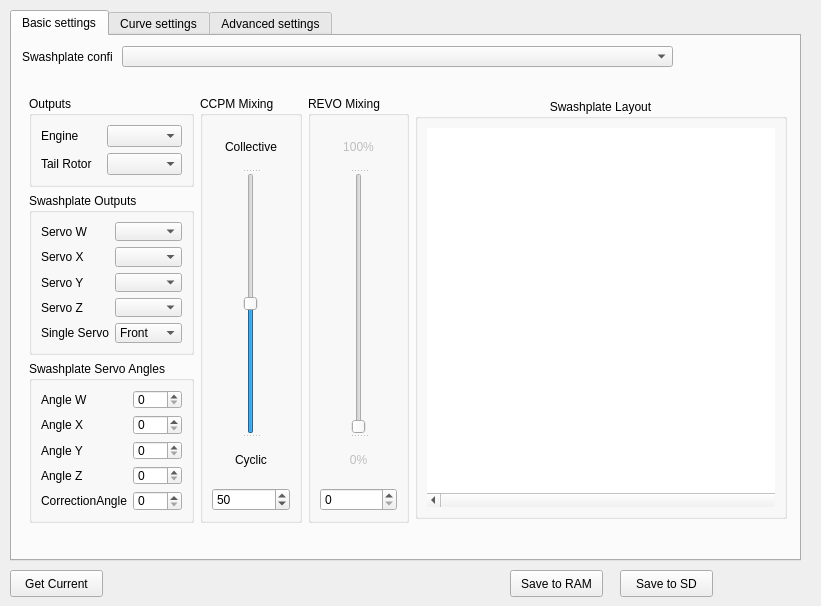
Qt form ground/src/plugins/config/ccpm.ui (openpilot/OpenPilot) before a commit.
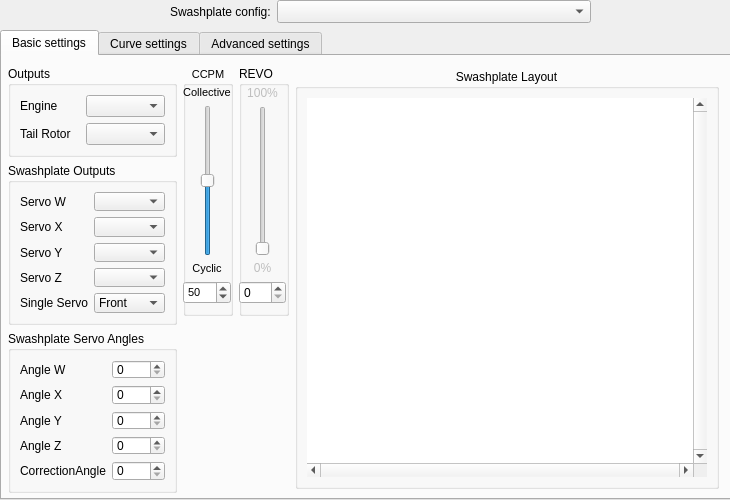
The same form after that commit. Custom widgets are drawn as their Qt base class.

Commit message: minor modifications to UI for ccpm mixing. better integration into config gadget (now only one set of buttons) this has not been tested with hardware in it's current form. Still need to make UI small screen friendly. Use at own risk!

Diff of the .ui file:
```diff
--- a/ground/src/plugins/config/ccpm.ui
+++ b/ground/src/plugins/config/ccpm.ui
@@ -6,22 +6,49 @@
    <rect>
     <x>0</x>
     <y>0</y>
-    <width>821</width>
-    <height>606</height>
+    <width>730</width>
+    <height>500</height>
    </rect>
   </property>
+  <property name="sizePolicy">
+   <sizepolicy hsizetype="Expanding" vsizetype="Expanding">
+    <horstretch>0</horstretch>
+    <verstretch>0</verstretch>
+   </sizepolicy>
+  </property>
+  <property name="minimumSize">
+   <size>
+    <width>500</width>
+    <height>500</height>
+   </size>
+  </property>
   <property name="windowTitle">
    <string>Form</string>
   </property>
+  <property name="autoFillBackground">
+   <bool>false</bool>
+  </property>
   <widget class="QTabWidget" name="TabObject">
    <property name="geometry">
     <rect>
-     <x>10</x>
-     <y>10</y>
-     <width>791</width>
-     <height>551</height>
+     <x>0</x>
+     <y>30</y>
+     <width>731</width>
+     <height>470</height>
     </rect>
    </property>
+   <property name="sizePolicy">
+    <sizepolicy hsizetype="MinimumExpanding" vsizetype="MinimumExpanding">
+     <horstretch>0</horstretch>
+     <verstretch>0</verstretch>
+    </sizepolicy>
+   </property>
+   <property name="minimumSize">
+    <size>
+     <width>692</width>
+     <height>419</height>
+    </size>
+   </property>
    <property name="currentIndex">
     <number>0</number>
    </property>
@@ -29,47 +56,16 @@
     <attribute name="title">
      <string>Basic settings</string>
     </attribute>
-    <widget class="QComboBox" name="ccpmType">
+    <widget class="QWidget" name="">
      <property name="geometry">
       <rect>
-       <x>110</x>
+       <x>0</x>
        <y>10</y>
-       <width>551</width>
-       <height>21</height>
-      </rect>
-     </property>
-     <property name="font">
-      <font>
-       <pointsize>10</pointsize>
-      </font>
-     </property>
-     <property name="toolTip">
-      <string>Select aircraft type here</string>
-     </property>
-    </widget>
-    <widget class="QLabel" name="label">
-     <property name="geometry">
-      <rect>
-       <x>10</x>
-       <y>10</y>
-       <width>91</width>
-       <height>21</height>
-      </rect>
-     </property>
-     <property name="text">
-      <string>Swashplate config:</string>
-     </property>
-    </widget>
-    <widget class="QWidget" name="layoutWidget">
-     <property name="geometry">
-      <rect>
-       <x>11</x>
-       <y>60</y>
-       <width>764</width>
+       <width>721</width>
        <height>427</height>
       </rect>
      </property>
-     <layout class="QHBoxLayout" name="horizontalLayout">
+     <layout class="QHBoxLayout" name="horizontalLayout_4">
       <item>
        <layout class="QFormLayout" name="formLayout">
         <property name="fieldGrowthPolicy">
@@ -486,19 +482,52 @@
        </layout>
       </item>
       <item>
+       <layout class="QFormLayout" name="formLayout_7">
+        <item row="0" column="0">
        <widget class="QGroupBox" name="ccpmPitchMixingBox">
         <property name="enabled">
          <bool>true</bool>
         </property>
+          <property name="sizePolicy">
+           <sizepolicy hsizetype="Fixed" vsizetype="Minimum">
+            <horstretch>0</horstretch>
+            <verstretch>0</verstretch>
+           </sizepolicy>
+          </property>
+          <property name="minimumSize">
+           <size>
+            <width>50</width>
+            <height>250</height>
+           </size>
+          </property>
+          <property name="maximumSize">
+           <size>
+            <width>50</width>
+            <height>250</height>
+           </size>
+          </property>
+          <property name="font">
+           <font>
+            <pointsize>8</pointsize>
+           </font>
+          </property>
         <property name="title">
-         <string>CCPM Mixing</string>
-        </property>
-        <layout class="QVBoxLayout" name="verticalLayout_18">
+           <string>CCPM</string>
+          </property>
+          <property name="alignment">
+           <set>Qt::AlignCenter</set>
+          </property>
+          <widget class="QWidget" name="">
+           <property name="geometry">
+            <rect>
+             <x>0</x>
+             <y>20</y>
+             <width>48</width>
+             <height>218</height>
+            </rect>
+           </property>
+           <layout class="QVBoxLayout" name="verticalLayout_3">
          <item>
-          <widget class="QSplitter" name="splitter_2">
-           <property name="orientation">
-            <enum>Qt::Vertical</enum>
-           </property>
            <widget class="QLabel" name="label_15">
             <property name="enabled">
              <bool>true</bool>
@@ -510,16 +539,39 @@
              <set>Qt::AlignCenter</set>
             </property>
            </widget>
+            </item>
+            <item>
+             <layout class="QHBoxLayout" name="horizontalLayout">
+              <item>
+               <spacer name="horizontalSpacer_3">
+                <property name="orientation">
+                 <enum>Qt::Horizontal</enum>
+                </property>
+                <property name="sizeHint" stdset="0">
+                 <size>
+                  <width>5</width>
+                  <height>25</height>
+                 </size>
+                </property>
+               </spacer>
+              </item>
+              <item>
            <widget class="QSlider" name="ccpmCollectiveSlider">
             <property name="enabled">
              <bool>true</bool>
             </property>
             <property name="sizePolicy">
-             <sizepolicy hsizetype="Fixed" vsizetype="Fixed">
+                 <sizepolicy hsizetype="Fixed" vsizetype="Expanding">
               <horstretch>0</horstretch>
               <verstretch>0</verstretch>
              </sizepolicy>
             </property>
+                <property name="minimumSize">
+                 <size>
+                  <width>0</width>
+                  <height>150</height>
+                 </size>
+                </property>
             <property name="maximum">
              <number>100</number>
             </property>
@@ -533,6 +585,23 @@
              <enum>Qt::Vertical</enum>
             </property>
            </widget>
+              </item>
+              <item>
+               <spacer name="horizontalSpacer_2">
+                <property name="orientation">
+                 <enum>Qt::Horizontal</enum>
+                </property>
+                <property name="sizeHint" stdset="0">
+                 <size>
+                  <width>5</width>
+                  <height>25</height>
+                 </size>
+                </property>
+               </spacer>
+              </item>
+             </layout>
+            </item>
+            <item>
            <widget class="QLabel" name="label_16">
             <property name="enabled">
              <bool>true</bool>
@@ -544,7 +613,6 @@
              <set>Qt::AlignCenter</set>
             </property>
            </widget>
-          </widget>
          </item>
          <item>
           <widget class="QSpinBox" name="ccpmCollectivespinBox">
@@ -561,18 +629,49 @@
          </item>
         </layout>
        </widget>
-      </item>
-      <item>
+          <zorder>splitter_2</zorder>
+          <zorder>ccpmCollectivespinBox</zorder>
+          <zorder>ccpmCollectiveSlider</zorder>
+          <zorder>label_15</zorder>
+          <zorder>ccpmCollectivespinBox</zorder>
+          <zorder>label_16</zorder>
+          <zorder></zorder>
+         </widget>
+        </item>
+        <item row="0" column="1">
        <widget class="QGroupBox" name="ccpmRevoMixingBox">
+          <property name="sizePolicy">
+           <sizepolicy hsizetype="Fixed" vsizetype="Preferred">
+            <horstretch>0</horstretch>
+            <verstretch>0</verstretch>
+           </sizepolicy>
+          </property>
+          <property name="minimumSize">
+           <size>
+            <width>50</width>
+            <height>250</height>
+           </size>
+          </property>
+          <property name="maximumSize">
+           <size>
+            <width>50</width>
+            <height>250</height>
+           </size>
+          </property>
         <property name="title">
-         <string>REVO Mixing</string>
-        </property>
-        <layout class="QVBoxLayout" name="verticalLayout_17">
+           <string>REVO</string>
+          </property>
+          <widget class="QWidget" name="">
+           <property name="geometry">
+            <rect>
+             <x>0</x>
+             <y>20</y>
+             <width>47</width>
+             <height>218</height>
+            </rect>
+           </property>
+           <layout class="QVBoxLayout" name="verticalLayout_4">
          <item>
-          <widget class="QSplitter" name="splitter">
-           <property name="orientation">
-            <enum>Qt::Vertical</enum>
-           </property>
            <widget class="QLabel" name="label_14">
             <property name="enabled">
              <bool>false</bool>
@@ -584,10 +683,33 @@
              <set>Qt::AlignCenter</set>
             </property>
            </widget>
+            </item>
+            <item>
+             <layout class="QHBoxLayout" name="horizontalLayout_2">
+              <item>
+               <spacer name="horizontalSpacer_5">
+                <property name="orientation">
+                 <enum>Qt::Horizontal</enum>
+                </property>
+                <property name="sizeHint" stdset="0">
+                 <size>
+                  <width>5</width>
+                  <height>25</height>
+                 </size>
+                </property>
+               </spacer>
+              </item>
+              <item>
            <widget class="QSlider" name="ccpmRevoSlider">
             <property name="enabled">
              <bool>false</bool>
             </property>
+                <property name="minimumSize">
+                 <size>
+                  <width>0</width>
+                  <height>150</height>
+                 </size>
+                </property>
             <property name="maximum">
              <number>100</number>
             </property>
@@ -598,6 +720,23 @@
              <enum>Qt::Vertical</enum>
             </property>
            </widget>
+              </item>
+              <item>
+               <spacer name="horizontalSpacer_4">
+                <property name="orientation">
+                 <enum>Qt::Horizontal</enum>
+                </property>
+                <property name="sizeHint" stdset="0">
+                 <size>
+                  <width>5</width>
+                  <height>25</height>
+                 </size>
+                </property>
+               </spacer>
+              </item>
+             </layout>
+            </item>
+            <item>
            <widget class="QLabel" name="label_13">
             <property name="enabled">
              <bool>false</bool>
@@ -609,13 +748,15 @@
              <set>Qt::AlignCenter</set>
             </property>
            </widget>
-          </widget>
          </item>
          <item>
           <widget class="QSpinBox" name="ccpmREVOspinBox"/>
          </item>
         </layout>
        </widget>
+         </widget>
+        </item>
+       </layout>
       </item>
       <item>
        <widget class="QGroupBox" name="ccpmRevoMixingBox_2">
@@ -713,6 +854,19 @@
         </layout>
        </widget>
       </item>
+      <item>
+       <spacer name="horizontalSpacer_6">
+        <property name="orientation">
+         <enum>Qt::Horizontal</enum>
+        </property>
+        <property name="sizeHint" stdset="0">
+         <size>
+          <width>5</width>
+          <height>20</height>
+         </size>
+        </property>
+       </spacer>
+      </item>
      </layout>
     </widget>
    </widget>
@@ -1667,53 +1821,39 @@
     </widget>
    </widget>
   </widget>
-  <widget class="QPushButton" name="getccpmCurrent">
+  <widget class="QWidget" name="">
    <property name="geometry">
     <rect>
-     <x>10</x>
-     <y>570</y>
-     <width>93</width>
-     <height>27</height>
+     <x>170</x>
+     <y>0</y>
+     <width>421</width>
+     <height>26</height>
     </rect>
    </property>
-   <property name="toolTip">
-    <string>Retrieve settings from OpenPilot</string>
-   </property>
+   <layout class="QFormLayout" name="formLayout_6">
+    <property name="topMargin">
+     <number>0</number>
+    </property>
+    <item row="0" column="0">
+     <widget class="QLabel" name="label">
    <property name="text">
-    <string>Get Current</string>
-   </property>
-  </widget>
-  <widget class="QPushButton" name="saveccpmToRAM">
-   <property name="geometry">
-    <rect>
-     <x>510</x>
-     <y>570</y>
-     <width>93</width>
-     <height>27</height>
-    </rect>
+       <string>Swashplate config:</string>
+      </property>
+     </widget>
+    </item>
+    <item row="0" column="1">
+     <widget class="QComboBox" name="ccpmType">
+      <property name="font">
+       <font>
+        <pointsize>10</pointsize>
+       </font>
    </property>
    <property name="toolTip">
-    <string>Send to OpenPilot but don't write in SD.</string>
-   </property>
-   <property name="text">
-    <string>Save to RAM</string>
-   </property>
-  </widget>
-  <widget class="QPushButton" name="saveccpmToSD">
-   <property name="geometry">
-    <rect>
-     <x>620</x>
-     <y>570</y>
-     <width>93</width>
-     <height>27</height>
-    </rect>
-   </property>
-   <property name="toolTip">
-    <string>Applies and Saves all settings to SD</string>
-   </property>
-   <property name="text">
-    <string>Save to SD</string>
-   </property>
+       <string>Select aircraft type here</string>
+      </property>
+     </widget>
+    </item>
+   </layout>
   </widget>
  </widget>
  <customwidgets>
```
Left out of the diff: 23 changed lines with no effect on the pictures. Lines whose indentation alone changed are shown as unchanged. The commit also changes 3 other files.
